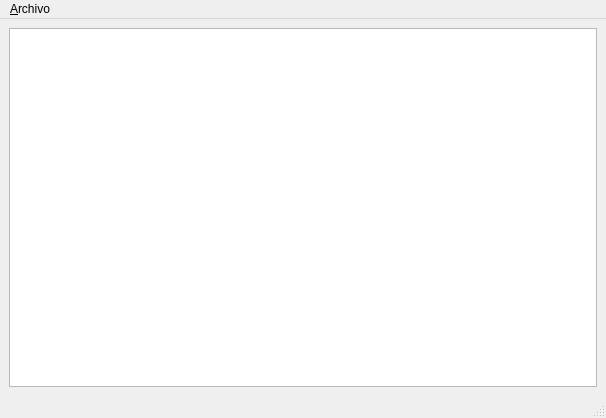
Above: mainwindow.ui from cabumtz/censocathdesktop before the change. Below: the same form after it.
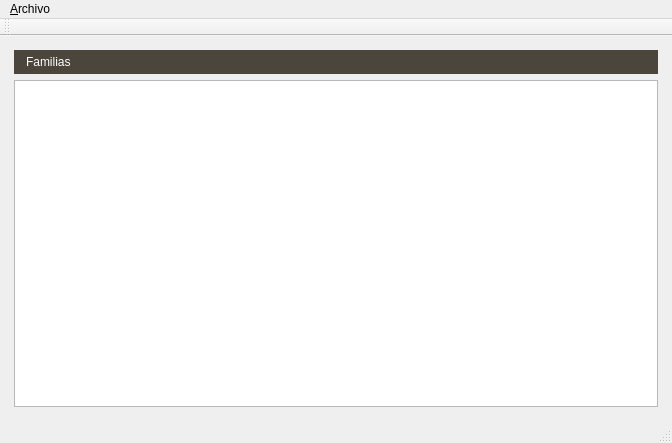
That is the form after the change.

Commit message:
Update: starting to develop sql model
git commit --amend --reset-author

Diff of the .ui file:
```diff
--- a/mainwindow.ui
+++ b/mainwindow.ui
@@ -6,8 +6,8 @@
    <rect>
     <x>0</x>
     <y>0</y>
-    <width>606</width>
-    <height>418</height>
+    <width>672</width>
+    <height>443</height>
    </rect>
   </property>
   <property name="windowTitle">
@@ -16,7 +16,456 @@
   <widget class="QWidget" name="centralwidget">
    <layout class="QHBoxLayout" name="horizontalLayout">
     <item>
-     <widget class="QTableView" name="tableView"/>
+     <widget class="QFrame" name="frame">
+      <property name="frameShape">
+       <enum>QFrame::NoFrame</enum>
+      </property>
+      <layout class="QVBoxLayout" name="verticalLayout">
+       <property name="spacing">
+        <number>6</number>
+       </property>
+       <property name="margin">
+        <number>5</number>
+       </property>
+       <item>
+        <widget class="QLabel" name="label">
+         <property name="minimumSize">
+          <size>
+           <width>0</width>
+           <height>24</height>
+          </size>
+         </property>
+         <property name="palette">
+          <palette>
+           <active>
+            <colorrole role="WindowText">
+             <brush brushstyle="SolidPattern">
+              <color alpha="255">
+               <red>255</red>
+               <green>255</green>
+               <blue>255</blue>
+              </color>
+             </brush>
+            </colorrole>
+            <colorrole role="Button">
+             <brush brushstyle="SolidPattern">
+              <color alpha="255">
+               <red>75</red>
+               <green>69</green>
+               <blue>59</blue>
+              </color>
+             </brush>
+            </colorrole>
+            <colorrole role="Light">
+             <brush brushstyle="SolidPattern">
+              <color alpha="255">
+               <red>112</red>
+               <green>103</green>
+               <blue>88</blue>
+              </color>
+             </brush>
+            </colorrole>
+            <colorrole role="Midlight">
+             <brush brushstyle="SolidPattern">
+              <color alpha="255">
+               <red>93</red>
+               <green>86</green>
+               <blue>73</blue>
+              </color>
+             </brush>
+            </colorrole>
+            <colorrole role="Dark">
+             <brush brushstyle="SolidPattern">
+              <color alpha="255">
+               <red>37</red>
+               <green>34</green>
+               <blue>29</blue>
+              </color>
+             </brush>
+            </colorrole>
+            <colorrole role="Mid">
+             <brush brushstyle="SolidPattern">
+              <color alpha="255">
+               <red>50</red>
+               <green>46</green>
+               <blue>39</blue>
+              </color>
+             </brush>
+            </colorrole>
+            <colorrole role="Text">
+             <brush brushstyle="SolidPattern">
+              <color alpha="255">
+               <red>255</red>
+               <green>255</green>
+               <blue>255</blue>
+              </color>
+             </brush>
+            </colorrole>
+            <colorrole role="BrightText">
+             <brush brushstyle="SolidPattern">
+              <color alpha="255">
+               <red>255</red>
+               <green>255</green>
+               <blue>255</blue>
+              </color>
+             </brush>
+            </colorrole>
+            <colorrole role="ButtonText">
+             <brush brushstyle="SolidPattern">
+              <color alpha="255">
+               <red>255</red>
+               <green>255</green>
+               <blue>255</blue>
+              </color>
+             </brush>
+            </colorrole>
+            <colorrole role="Base">
+             <brush brushstyle="SolidPattern">
+              <color alpha="255">
+               <red>0</red>
+               <green>0</green>
+               <blue>0</blue>
+              </color>
+             </brush>
+            </colorrole>
+            <colorrole role="Window">
+             <brush brushstyle="SolidPattern">
+              <color alpha="255">
+               <red>75</red>
+               <green>69</green>
+               <blue>59</blue>
+              </color>
+             </brush>
+            </colorrole>
+            <colorrole role="Shadow">
+             <brush brushstyle="SolidPattern">
+              <color alpha="255">
+               <red>0</red>
+               <green>0</green>
+               <blue>0</blue>
+              </color>
+             </brush>
+            </colorrole>
+            <colorrole role="AlternateBase">
+             <brush brushstyle="SolidPattern">
+              <color alpha="255">
+               <red>37</red>
+               <green>34</green>
+               <blue>29</blue>
+              </color>
+             </brush>
+            </colorrole>
+            <colorrole role="ToolTipBase">
+             <brush brushstyle="SolidPattern">
+              <color alpha="255">
+               <red>255</red>
+               <green>255</green>
+               <blue>220</blue>
+              </color>
+             </brush>
+            </colorrole>
+            <colorrole role="ToolTipText">
+             <brush brushstyle="SolidPattern">
+              <color alpha="255">
+               <red>0</red>
+               <green>0</green>
+               <blue>0</blue>
+              </color>
+             </brush>
+            </colorrole>
+           </active>
+           <inactive>
+            <colorrole role="WindowText">
+             <brush brushstyle="SolidPattern">
+              <color alpha="255">
+               <red>255</red>
+               <green>255</green>
+               <blue>255</blue>
+              </color>
+             </brush>
+            </colorrole>
+            <colorrole role="Button">
+             <brush brushstyle="SolidPattern">
+              <color alpha="255">
+               <red>75</red>
+               <green>69</green>
+               <blue>59</blue>
+              </color>
+             </brush>
+            </colorrole>
+            <colorrole role="Light">
+             <brush brushstyle="SolidPattern">
+              <color alpha="255">
+               <red>112</red>
+               <green>103</green>
+               <blue>88</blue>
+              </color>
+             </brush>
+            </colorrole>
+            <colorrole role="Midlight">
+             <brush brushstyle="SolidPattern">
+              <color alpha="255">
+               <red>93</red>
+               <green>86</green>
+               <blue>73</blue>
+              </color>
+             </brush>
+            </colorrole>
+            <colorrole role="Dark">
+             <brush brushstyle="SolidPattern">
+              <color alpha="255">
+               <red>37</red>
+               <green>34</green>
+               <blue>29</blue>
+              </color>
+             </brush>
+            </colorrole>
+            <colorrole role="Mid">
+             <brush brushstyle="SolidPattern">
+              <color alpha="255">
+               <red>50</red>
+               <green>46</green>
+               <blue>39</blue>
+              </color>
+             </brush>
+            </colorrole>
+            <colorrole role="Text">
+             <brush brushstyle="SolidPattern">
+              <color alpha="255">
+               <red>255</red>
+               <green>255</green>
+               <blue>255</blue>
+              </color>
+             </brush>
+            </colorrole>
+            <colorrole role="BrightText">
+             <brush brushstyle="SolidPattern">
+              <color alpha="255">
+               <red>255</red>
+               <green>255</green>
+               <blue>255</blue>
+              </color>
+             </brush>
+            </colorrole>
+            <colorrole role="ButtonText">
+             <brush brushstyle="SolidPattern">
+              <color alpha="255">
+               <red>255</red>
+               <green>255</green>
+               <blue>255</blue>
+              </color>
+             </brush>
+            </colorrole>
+            <colorrole role="Base">
+             <brush brushstyle="SolidPattern">
+              <color alpha="255">
+               <red>0</red>
+               <green>0</green>
+               <blue>0</blue>
+              </color>
+             </brush>
+            </colorrole>
+            <colorrole role="Window">
+             <brush brushstyle="SolidPattern">
+              <color alpha="255">
+               <red>75</red>
+               <green>69</green>
+               <blue>59</blue>
+              </color>
+             </brush>
+            </colorrole>
+            <colorrole role="Shadow">
+             <brush brushstyle="SolidPattern">
+              <color alpha="255">
+               <red>0</red>
+               <green>0</green>
+               <blue>0</blue>
+              </color>
+             </brush>
+            </colorrole>
+            <colorrole role="AlternateBase">
+             <brush brushstyle="SolidPattern">
+              <color alpha="255">
+               <red>37</red>
+               <green>34</green>
+               <blue>29</blue>
+              </color>
+             </brush>
+            </colorrole>
+            <colorrole role="ToolTipBase">
+             <brush brushstyle="SolidPattern">
+              <color alpha="255">
+               <red>255</red>
+               <green>255</green>
+               <blue>220</blue>
+              </color>
+             </brush>
+            </colorrole>
+            <colorrole role="ToolTipText">
+             <brush brushstyle="SolidPattern">
+              <color alpha="255">
+               <red>0</red>
+               <green>0</green>
+               <blue>0</blue>
+              </color>
+             </brush>
+            </colorrole>
+           </inactive>
+           <disabled>
+            <colorrole role="WindowText">
+             <brush brushstyle="SolidPattern">
+              <color alpha="255">
+               <red>37</red>
+               <green>34</green>
+               <blue>29</blue>
+              </color>
+             </brush>
+            </colorrole>
+            <colorrole role="Button">
+             <brush brushstyle="SolidPattern">
+              <color alpha="255">
+               <red>75</red>
+               <green>69</green>
+               <blue>59</blue>
+              </color>
+             </brush>
+            </colorrole>
+            <colorrole role="Light">
+             <brush brushstyle="SolidPattern">
+              <color alpha="255">
+               <red>112</red>
+               <green>103</green>
+               <blue>88</blue>
+              </color>
+             </brush>
+            </colorrole>
+            <colorrole role="Midlight">
+             <brush brushstyle="SolidPattern">
+              <color alpha="255">
+               <red>93</red>
+               <green>86</green>
+               <blue>73</blue>
+              </color>
+             </brush>
+            </colorrole>
+            <colorrole role="Dark">
+             <brush brushstyle="SolidPattern">
+              <color alpha="255">
+               <red>37</red>
+               <green>34</green>
+               <blue>29</blue>
+              </color>
+             </brush>
+            </colorrole>
+            <colorrole role="Mid">
+             <brush brushstyle="SolidPattern">
+              <color alpha="255">
+               <red>50</red>
+               <green>46</green>
+               <blue>39</blue>
+              </color>
+             </brush>
+            </colorrole>
+            <colorrole role="Text">
+             <brush brushstyle="SolidPattern">
+              <color alpha="255">
+               <red>37</red>
+               <green>34</green>
+               <blue>29</blue>
+              </color>
+             </brush>
+            </colorrole>
+            <colorrole role="BrightText">
+             <brush brushstyle="SolidPattern">
+              <color alpha="255">
+               <red>255</red>
+               <green>255</green>
+               <blue>255</blue>
+              </color>
+             </brush>
+            </colorrole>
+            <colorrole role="ButtonText">
+             <brush brushstyle="SolidPattern">
+              <color alpha="255">
+               <red>37</red>
+               <green>34</green>
+               <blue>29</blue>
+              </color>
+             </brush>
+            </colorrole>
+            <colorrole role="Base">
+             <brush brushstyle="SolidPattern">
+              <color alpha="255">
+               <red>75</red>
+               <green>69</green>
+               <blue>59</blue>
+              </color>
+             </brush>
+            </colorrole>
+            <colorrole role="Window">
+             <brush brushstyle="SolidPattern">
+              <color alpha="255">
+               <red>75</red>
+               <green>69</green>
+               <blue>59</blue>
+              </color>
+             </brush>
+            </colorrole>
+            <colorrole role="Shadow">
+             <brush brushstyle="SolidPattern">
+              <color alpha="255">
+               <red>0</red>
+               <green>0</green>
+               <blue>0</blue>
+              </color>
+             </brush>
+            </colorrole>
+            <colorrole role="AlternateBase">
+             <brush brushstyle="SolidPattern">
+              <color alpha="255">
+               <red>75</red>
+               <green>69</green>
+               <blue>59</blue>
+              </color>
+             </brush>
+            </colorrole>
+            <colorrole role="ToolTipBase">
+             <brush brushstyle="SolidPattern">
+              <color alpha="255">
+               <red>255</red>
+               <green>255</green>
+               <blue>220</blue>
+              </color>
+             </brush>
+            </colorrole>
+            <colorrole role="ToolTipText">
+             <brush brushstyle="SolidPattern">
+              <color alpha="255">
+               <red>0</red>
+               <green>0</green>
+               <blue>0</blue>
+              </color>
+             </brush>
+            </colorrole>
+           </disabled>
+          </palette>
+         </property>
+         <property name="autoFillBackground">
+          <bool>true</bool>
+         </property>
+         <property name="text">
+          <string>Familias</string>
+         </property>
+         <property name="indent">
+          <number>12</number>
+         </property>
+        </widget>
+       </item>
+       <item>
+        <widget class="QTableView" name="tableView"/>
+       </item>
+      </layout>
+     </widget>
     </item>
    </layout>
   </widget>
@@ -25,8 +474,8 @@
     <rect>
      <x>0</x>
      <y>0</y>
-     <width>606</width>
-     <height>21</height>
+     <width>672</width>
+     <height>18</height>
     </rect>
    </property>
    <widget class="QMenu" name="menu_Archivo">
@@ -39,6 +488,17 @@
    <addaction name="menu_Archivo"/>
   </widget>
   <widget class="QStatusBar" name="statusbar"/>
+  <widget class="QToolBar" name="toolBar">
+   <property name="windowTitle">
+    <string>toolBar</string>
+   </property>
+   <attribute name="toolBarArea">
+    <enum>TopToolBarArea</enum>
+   </attribute>
+   <attribute name="toolBarBreak">
+    <bool>false</bool>
+   </attribute>
+  </widget>
   <action name="actionSalir">
    <property name="text">
     <string>Salir</string>
```
Left out of the diff: 5 changed lines with no effect on the pictures. The commit also changes 2 other files.
